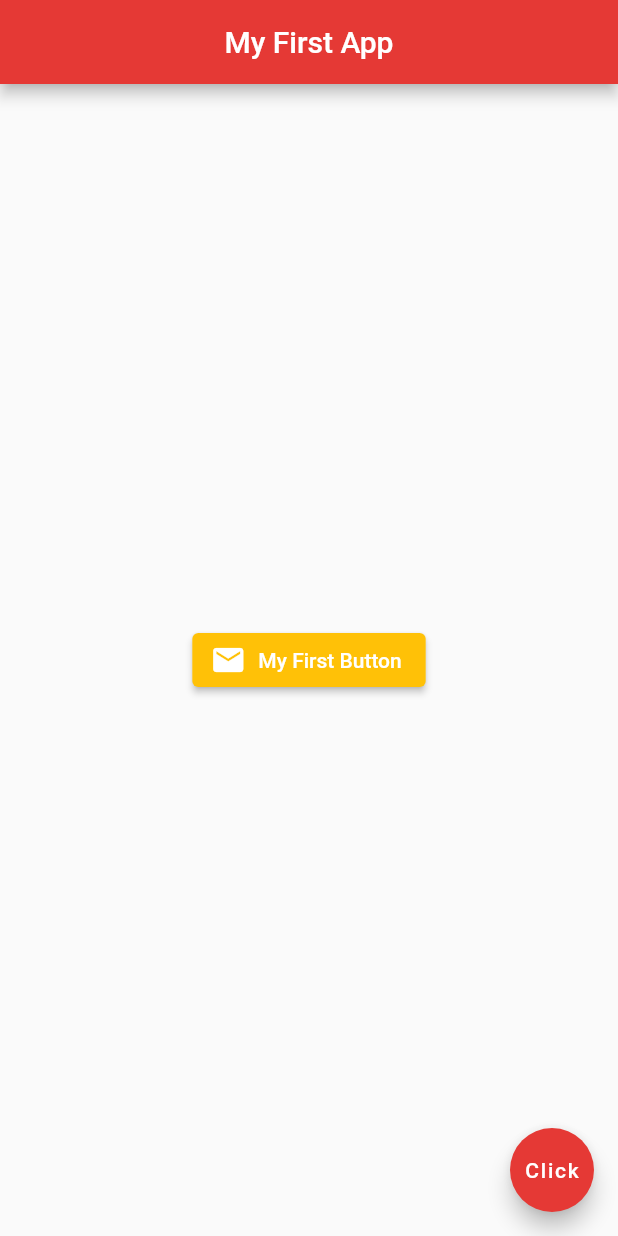
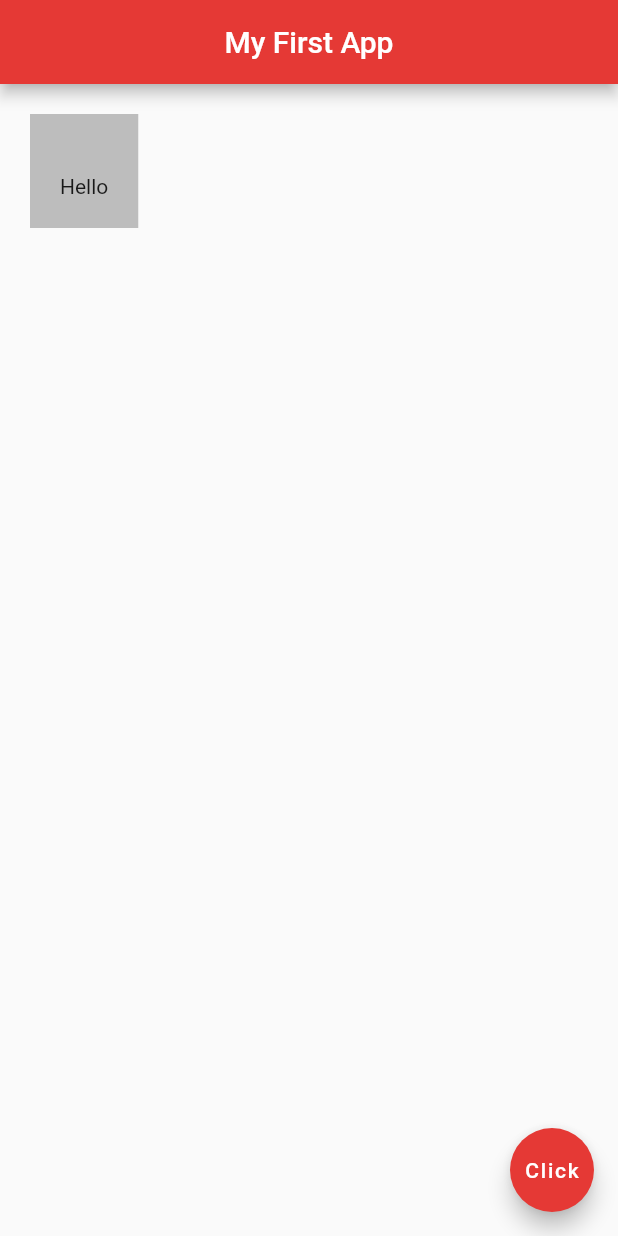
Before and after one commit to ronhedwigzape/flutter_thenetninja_tutorials, a Flutter app: the screen it shows after launch, on a phone screen of 412 x 824 dp. Run offline on Flutter 3.47's test engine with Material 2 defaults, Android fonts, the phone set to English and light mode, and no system bars.

Commit message:
Learn Containers & Padding

```diff
--- a/lib/main.dart
+++ b/lib/main.dart
@@ -27,17 +27,11 @@ class Home extends StatelessWidget {
         centerTitle: true,
         backgroundColor: Colors.red[600]
       ),
-      body: Center(
-        child: ElevatedButton.icon(
-          onPressed: () {
-            print('You clicked me');
-          },
-          icon: Icon(Icons.mail),
-          label: Text('My First Button'),
-            style: ElevatedButton.styleFrom(
-              foregroundColor: Colors.white, backgroundColor: Colors.amber
-            )
-          )
+      body: Container(
+        padding: EdgeInsets.fromLTRB(20.0, 40.0, 20.0, 20.0),
+        margin: EdgeInsets.all(20.0),
+        color: Colors.grey[400],
+        child: Text('Hello'),
       ),
       floatingActionButton: FloatingActionButton(
         onPressed: () {},
```
